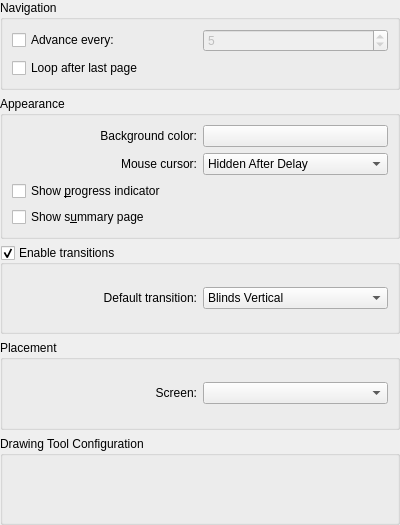
The window that conf/dlgpresentationbase.ui (KDE/okular) describes before a commit, drawn with Qt 5.
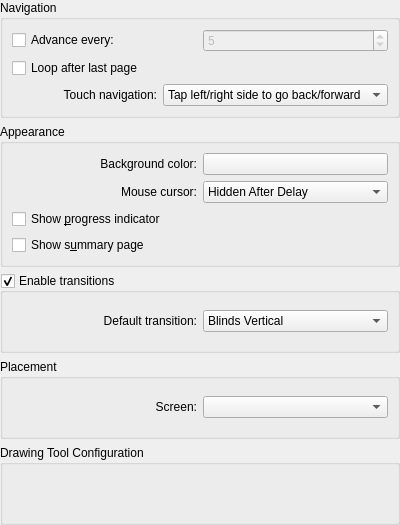
The same window after the commit. Custom widgets are drawn as their Qt base class.

Commit message: Presentation: optionally go to prev. page when touching left half of the page

What changed in the file:
```diff
--- a/conf/dlgpresentationbase.ui
+++ b/conf/dlgpresentationbase.ui
@@ -87,6 +87,39 @@
         </property>
        </widget>
       </item>
+      <item>
+       <layout class="QGridLayout" name="gridLayout_4">
+        <item row="1" column="0">
+         <widget class="QLabel">
+          <property name="text">
+           <string>Touch navigation:</string>
+          </property>
+          <property name="alignment">
+           <set>Qt::AlignRight|Qt::AlignTrailing|Qt::AlignVCenter</set>
+          </property>
+         </widget>
+        </item>
+        <item row="1" column="1">
+         <widget class="QComboBox" name="kcfg_SlidesTapNavigation">
+          <item>
+           <property name="text">
+            <string>Tap left/right side to go back/forward</string>
+           </property>
+          </item>
+          <item>
+           <property name="text">
+            <string>Tap anywhere to go forward</string>
+           </property>
+          </item>
+          <item>
+           <property name="text">
+            <string>Disabled</string>
+           </property>
+          </item>
+         </widget>
+        </item>
+       </layout>
+      </item>
      </layout>
     </widget>
    </item>
```
The commit also changes 3 other files.
